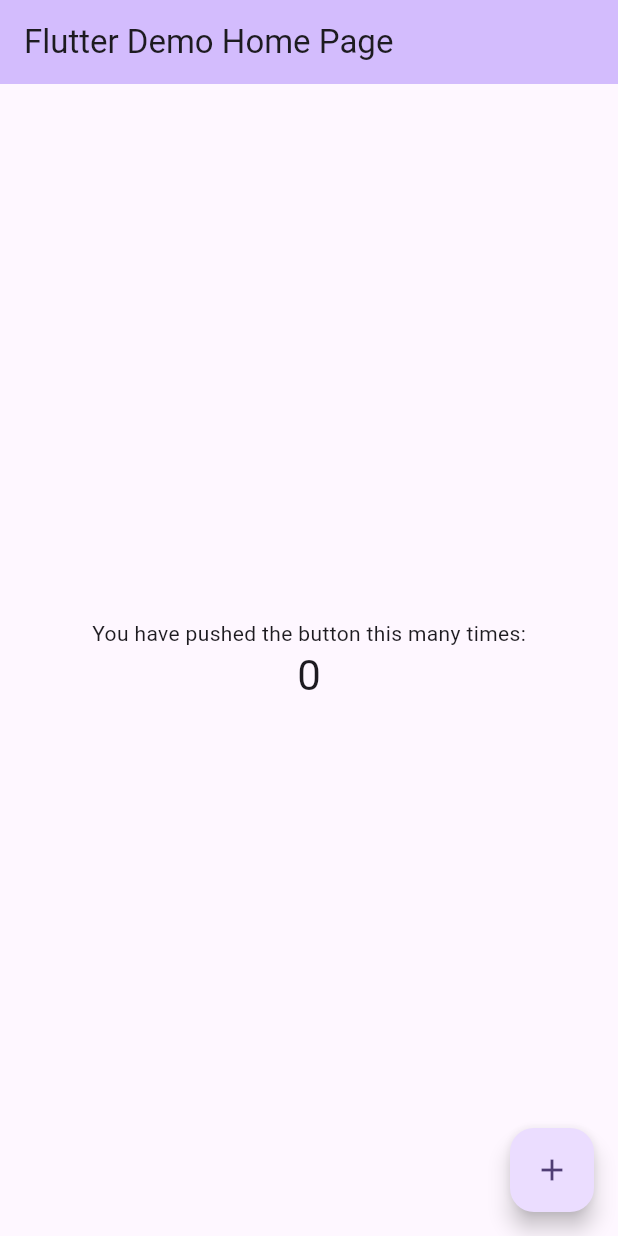
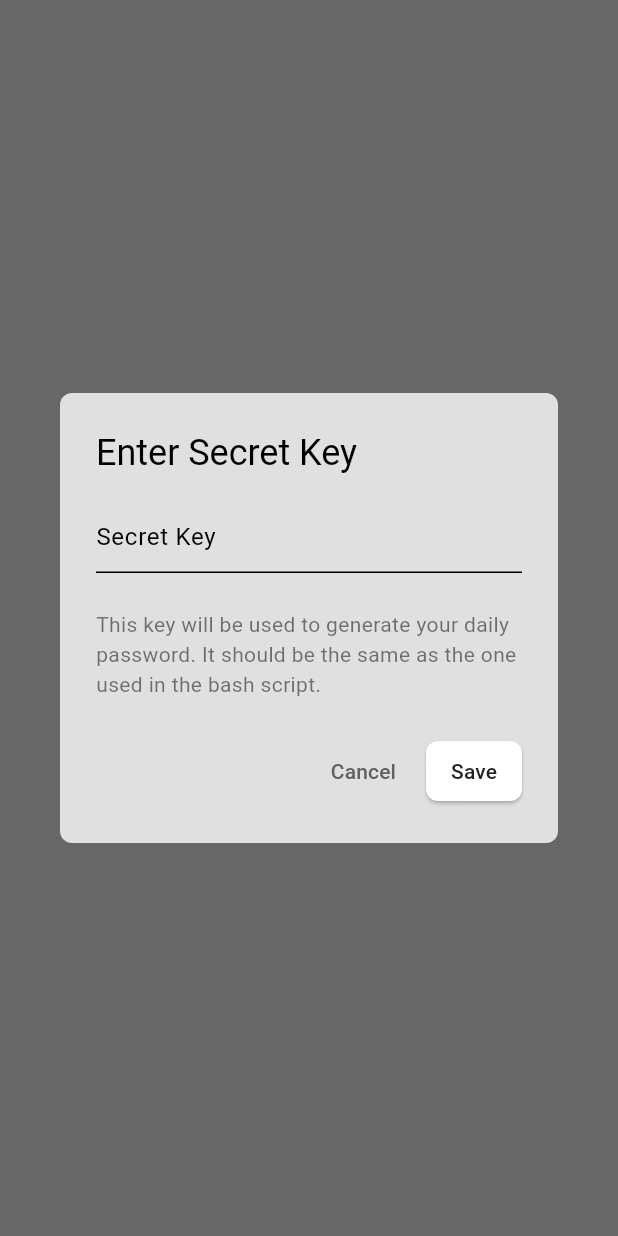
Before and after one commit to kamalkoranga/iosbuild, a Flutter app: the screen it shows after launch, on a phone screen of 412 x 824 dp. Run offline on Flutter 3.47's test engine with Material 3 defaults, Android fonts, the phone set to English and light mode, and no system bars; our stand-ins replace shared_preferences; missing offline and left inert: home_widget.

```diff
--- a/lib/main.dart
+++ b/lib/main.dart
@@ -1,122 +1,29 @@
 import 'package:flutter/material.dart';
+import '/pages/home_page.dart';
+import '/themes/dark_mode.dart';
+import '/themes/light_mode.dart';
+import '/themes/theme_provider.dart';
+import 'package:provider/provider.dart';
 
 void main() {
-  runApp(const MyApp());
+  runApp(
+    ChangeNotifierProvider(
+      create: (context) => ThemeProvider(),
+      child: const MyApp(),
+    )
+  );
 }
 
 class MyApp extends StatelessWidget {
   const MyApp({super.key});
 
-  // This widget is the root of your application.
   @override
   Widget build(BuildContext context) {
+    final themeProvider = Provider.of<ThemeProvider>(context);
     return MaterialApp(
-      title: 'Flutter Demo',
-      theme: ThemeData(
-        // This is the theme of your application.
-        //
-        // TRY THIS: Try running your application with "flutter run". You'll see
-        // the application has a purple toolbar. Then, without quitting the app,
-        // try changing the seedColor in the colorScheme below to Colors.green
-        // and then invoke "hot reload" (save your changes or press the "hot
-        // reload" button in a Flutter-supported IDE, or press "r" if you used
-        // the command line to start the app).
-        //
-        // Notice that the counter didn't reset back to zero; the application
-        // state is not lost during the reload. To reset the state, use hot
-        // restart instead.
-        //
-        // This works for code too, not just values: Most code changes can be
-        // tested with just a hot reload.
-        colorScheme: ColorScheme.fromSeed(seedColor: Colors.deepPurple),
-      ),
-      home: const MyHomePage(title: 'Flutter Demo Home Page'),
+      debugShowCheckedModeBanner: false,
+      home: const HomePage(),
+      theme: themeProvider.isDarkMode ? darkMode : lightMode,
     );
   }
 }
-
-class MyHomePage extends StatefulWidget {
-  const MyHomePage({super.key, required this.title});
-
-  // This widget is the home page of your application. It is stateful, meaning
-  // that it has a State object (defined below) that contains fields that affect
-  // how it looks.
-
-  // This class is the configuration for the state. It holds the values (in this
-  // case the title) provided by the parent (in this case the App widget) and
-  // used by the build method of the State. Fields in a Widget subclass are
-  // always marked "final".
-
-  final String title;
-
-  @override
-  State<MyHomePage> createState() => _MyHomePageState();
-}
-
-class _MyHomePageState extends State<MyHomePage> {
-  int _counter = 0;
-
-  void _incrementCounter() {
-    setState(() {
-      // This call to setState tells the Flutter framework that something has
-      // changed in this State, which causes it to rerun the build method below
-      // so that the display can reflect the updated values. If we changed
-      // _counter without calling setState(), then the build method would not be
-      // called again, and so nothing would appear to happen.
-      _counter++;
-    });
-  }
-
-  @override
-  Widget build(BuildContext context) {
-    // This method is rerun every time setState is called, for instance as done
-    // by the _incrementCounter method above.
-    //
-    // The Flutter framework has been optimized to make rerunning build methods
-    // fast, so that you can just rebuild anything that needs updating rather
-    // than having to individually change instances of widgets.
-    return Scaffold(
-      appBar: AppBar(
-        // TRY THIS: Try changing the color here to a specific color (to
-        // Colors.amber, perhaps?) and trigger a hot reload to see the AppBar
-        // change color while the other colors stay the same.
-        backgroundColor: Theme.of(context).colorScheme.inversePrimary,
-        // Here we take the value from the MyHomePage object that was created by
-        // the App.build method, and use it to set our appbar title.
-        title: Text(widget.title),
-      ),
-      body: Center(
-        // Center is a layout widget. It takes a single child and positions it
-        // in the middle of the parent.
-        child: Column(
-          // Column is also a layout widget. It takes a list of children and
-          // arranges them vertically. By default, it sizes itself to fit its
-          // children horizontally, and tries to be as tall as its parent.
-          //
-          // Column has various properties to control how it sizes itself and
-          // how it positions its children. Here we use mainAxisAlignment to
-          // center the children vertically; the main axis here is the vertical
-          // axis because Columns are vertical (the cross axis would be
-          // horizontal).
-          //
-          // TRY THIS: Invoke "debug painting" (choose the "Toggle Debug Paint"
-          // action in the IDE, or press "p" in the console), to see the
-          // wireframe for each widget.
-          mainAxisAlignment: MainAxisAlignment.center,
-          children: <Widget>[
-            const Text('You have pushed the button this many times:'),
-            Text(
-              '$_counter',
-              style: Theme.of(context).textTheme.headlineMedium,
-            ),
-          ],
-        ),
-      ),
-      floatingActionButton: FloatingActionButton(
-        onPressed: _incrementCounter,
-        tooltip: 'Increment',
-        child: const Icon(Icons.add),
-      ), // This trailing comma makes auto-formatting nicer for build methods.
-    );
-  }
-}
--- /dev/null
+++ b/lib/pages/home_page.dart
@@ -0,0 +1,240 @@
+import 'dart:async';
+import 'dart:convert';
+import 'package:crypto/crypto.dart';
+import 'package:flutter/cupertino.dart';
+import 'package:flutter/material.dart';
+import 'package:flutter/services.dart';
+import 'package:home_widget/home_widget.dart';
+import '/themes/theme_provider.dart';
+import 'package:provider/provider.dart';
+import 'package:shared_preferences/shared_preferences.dart';
+
+class HomePage extends StatefulWidget {
+  const HomePage({super.key});
+
+  @override
+  State<HomePage> createState() => _HomePageState();
+}
+
+class _HomePageState extends State<HomePage> {
+  static const String appGroupId = "klka.kaalpass";
+  static const String androidWidgetName = "KaalPassWidget";
+  static const String dataKey = "today's_password";
+
+  String secret = '';
+  String currentPassword = '';
+  Timer? midnightTimer;
+
+  @override
+  void initState() {
+    super.initState();
+    _loadSecret();
+    HomeWidget.setAppGroupId(appGroupId);
+  }
+
+  Future<void> _loadSecret() async {
+    final prefs = await SharedPreferences.getInstance();
+    secret = prefs.getString('secret_key') ?? '';
+    if (secret.isEmpty) {
+      _promptForSecret();
+    } else {
+      _updatePassword();
+      _scheduleMidnightUpdate();
+    }
+  }
+
+  Future<void> _saveSecret(String newSecret) async {
+    final prefs = await SharedPreferences.getInstance();
+    await prefs.setString('secret_key', newSecret);
+    setState(() {
+      secret = newSecret;
+    });
+    _updatePassword();
+    _scheduleMidnightUpdate();
+  }
+
+  void _promptForSecret() {
+    final controller = TextEditingController();
+    showDialog(
+      context: context,
+      barrierDismissible: false,
+      builder: (context) => AlertDialog(
+        title: Text('Enter Secret Key'),
+        shape: RoundedRectangleBorder(
+          borderRadius: BorderRadius.circular(8.0),
+        ),
+        content: Column(
+          mainAxisSize: MainAxisSize.min,
+          children: [
+            TextField(
+              controller: controller,
+              obscureText: false,
+              enableSuggestions: false,
+              autocorrect: false,
+              decoration: InputDecoration(hintText: 'Secret Key'),
+            ),
+            SizedBox(height: 24.0),
+            Text(
+              'This key will be used to generate your daily password. It should be the same as the one used in the bash script.',
+              style: TextStyle(
+                fontSize: 14,
+                color: Theme.of(context).colorScheme.inversePrimary.withOpacity(0.6),
+              ),
+            ),
+          ],
+        ),
+        actions: [
+          TextButton(
+            onPressed: () => Navigator.of(context).pop(),
+            child: Text(
+              'Cancel',
+              style: TextStyle(color: Theme.of(context).colorScheme.primaryFixedDim),
+            ),
+          ),
+          ElevatedButton(
+            style: ElevatedButton.styleFrom(
+              backgroundColor: Theme.of(context).colorScheme.tertiary,
+              shape: RoundedRectangleBorder(
+                borderRadius: BorderRadius.circular(8.0),
+              ),
+              padding: const EdgeInsets.symmetric(horizontal: 16, vertical: 8),
+            ),
+            onPressed: () {
+              if (controller.text.trim().isNotEmpty) {
+                _saveSecret(controller.text.trim());
+                Navigator.of(context).pop();
+              }
+            },
+            child: Text(
+              'Save',
+              style: TextStyle(color: Theme.of(context).colorScheme.inversePrimary),
+            ),
+          ),
+        ],
+      ),
+    );
+  }
+
+  void _updatePassword() async {
+    if (secret.isEmpty) return;
+    final now = DateTime.now();
+    final dateKey = '${now.year}-${now.month.toString().padLeft(2, '0')}-${now.day.toString().padLeft(2, '0')}';
+    final input = utf8.encode(secret + dateKey);
+    final hash = sha256.convert(input).toString();
+    final password = hash.replaceAll(RegExp(r'[^a-zA-Z0-9]'), '').substring(0, 14);
+
+    setState(() {
+      currentPassword = password;
+    });
+
+    await HomeWidget.saveWidgetData(dataKey, password);
+    await HomeWidget.updateWidget(androidName: androidWidgetName);
+  }
+
+  void _scheduleMidnightUpdate() {
+    final now = DateTime.now();
+    final nextMidnight = DateTime(now.year, now.month, now.day).add(const Duration(days: 1));
+    final durationUntilMidnight = nextMidnight.difference(now);
+
+    midnightTimer?.cancel();
+    midnightTimer = Timer(durationUntilMidnight, () {
+      _updatePassword();
+      _scheduleMidnightUpdate();
+    });
+  }
+
+  @override
+  void dispose() {
+    midnightTimer?.cancel();
+    super.dispose();
+  }
+
+  @override
+  Widget build(BuildContext context) {
+    return Scaffold(
+      drawer: Drawer(
+        backgroundColor: Theme.of(context).colorScheme.surface,
+        child: Column(
+          mainAxisAlignment: MainAxisAlignment.center,
+          children: [
+            Row(
+              mainAxisAlignment: MainAxisAlignment.center,
+              children: [
+                Text(
+                  'Dark Mode: ',
+                  style: TextStyle(
+                    color: Theme.of(context).colorScheme.inversePrimary,
+                    fontSize: 16,
+                  ),
+                ),
+                SizedBox(width: 16,),
+                CupertinoSwitch(
+                  value: Provider.of<ThemeProvider>(context).isDarkMode,
+                  onChanged: (value) => Provider.of<ThemeProvider>(context, listen: false).toggleTheme()
+                ),
+              ],
+            ),
+            SizedBox(height: 20,),
+            GestureDetector(
+              onTap: _promptForSecret,
+              child: Container(
+                padding: const EdgeInsets.symmetric(horizontal: 16, vertical: 10),
+                decoration: BoxDecoration(
+                  color: Theme.of(context).colorScheme.tertiary,
+                  borderRadius: BorderRadius.circular(6.0),
+                ),
+                child: Text(
+                  'Change Secret Key',
+                  style: TextStyle(
+                    color: Theme.of(context).colorScheme.inversePrimary,
+                    fontSize: 16
+                  )
+                )
+              ),
+            ),
+          ]
+        ),
+      ),
+      body: Center(
+        child: Column(
+          mainAxisAlignment: MainAxisAlignment.center,
+          children: <Widget>[
+            Text(
+              'Today\'s Password',
+              style: TextStyle(
+                fontSize: 20
+              ),
+            ),
+            SizedBox(height: 10,),
+            Row(
+              mainAxisAlignment: MainAxisAlignment.center,
+              children: [
+                SelectableText(
+                  currentPassword,
+                  style: TextStyle(
+                    fontSize: 32,
+                    fontWeight: FontWeight.bold
+                  ),
+                ),
+                SizedBox(width: 8,),
+                IconButton(
+                 icon: Icon(Icons.copy),
+                 tooltip: 'Copy to Clipboard',
+                 onPressed: () {
+                  Clipboard.setData(ClipboardData(text: currentPassword));
+                  ScaffoldMessenger.of(context).showSnackBar(
+                    SnackBar(
+                      content: Text('Password copied to clipboard'),
+                      duration: Duration(seconds: 1),
+                    )
+                  );
+                 },
+                )
+              ],
+            )
+          ],
+        ),
+      ),
+    );
+  }
+}
--- /dev/null
+++ b/lib/themes/dark_mode.dart
@@ -0,0 +1,13 @@
+import 'package:flutter/material.dart';
+
+ThemeData darkMode = ThemeData(
+  colorScheme: ColorScheme.dark(
+    surface: Colors.grey.shade900,
+    primary: Colors.grey.shade600,
+    secondary: Colors.grey.shade700,
+    tertiary: Colors.grey.shade800,
+    inversePrimary: Colors.grey.shade300,
+    primaryFixedDim: Colors.grey.shade500,
+
+  )
+);
--- /dev/null
+++ b/lib/themes/light_mode.dart
@@ -0,0 +1,12 @@
+import 'package:flutter/material.dart';
+
+ThemeData lightMode = ThemeData(
+  colorScheme: ColorScheme.light(
+    surface: Colors.grey.shade300,
+    primary: Colors.grey.shade500,
+    secondary: Colors.grey.shade200,
+    tertiary: Colors.white,
+    inversePrimary: Colors.grey.shade900,
+    primaryFixedDim: Colors.grey.shade700,
+  )
+);
--- /dev/null
+++ b/lib/themes/theme_provider.dart
@@ -0,0 +1,42 @@
+import 'package:flutter/material.dart';
+import '/themes/dark_mode.dart';
+import '/themes/light_mode.dart';
+import 'package:shared_preferences/shared_preferences.dart';
+
+class ThemeProvider extends ChangeNotifier{
+
+  static const _themePrefKey = 'isDarkMode';
+
+  ThemeProvider() {
+    _loadTheme();
+  }
+
+  ThemeData _themeData = lightMode;
+
+  ThemeData get themeData => _themeData;
+
+  bool get isDarkMode => _themeData == darkMode;
+
+  set themeData(ThemeData themeData) {
+    _themeData = themeData;
+    notifyListeners();
+  }
+
+  void toggleTheme() {
+    _themeData = _themeData == lightMode ? darkMode : lightMode;
+    _saveTheme(_themeData == darkMode);
+    notifyListeners();
+  }
+
+  Future<void> _loadTheme() async {
+    final prefs = await SharedPreferences.getInstance();
+    final isDark = prefs.getBool(_themePrefKey) ?? false;
+    _themeData = isDark ? darkMode : lightMode;
+    notifyListeners();
+  }
+
+  Future<void> _saveTheme(bool isDark) async {
+    final prefs = await SharedPreferences.getInstance();
+    await prefs.setBool(_themePrefKey, isDark);
+  }
+}
```
Also changed, not shown: pubspec.yaml (+12 -9 lines), lib/assets/icon.png (added), pubspec.lock, 1 other file.
